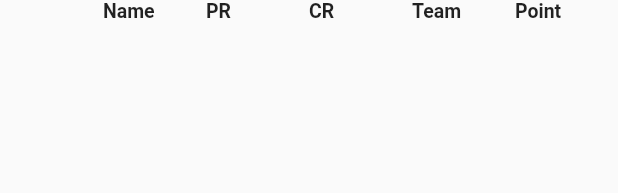
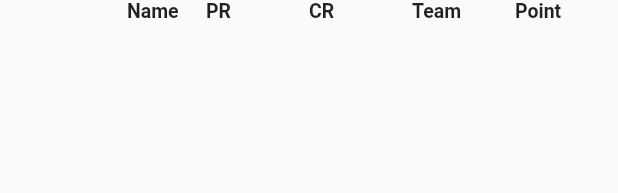
Before and after one commit to Dhana2513/team_builder, a Flutter app: the PlayerTable widget shown alone on an empty page, opened directly with empty values, on a phone screen of 412 x 824 dp. Shown: the top 193 px of the screen. Run offline on Flutter 3.47's test engine with Material 2 defaults, Android fonts, the phone set to English and light mode, and no system bars; our stand-ins replace cloud_firestore, firebase_core; accounts and stored records are empty.

Commit message:
adjusted alignment

```diff
--- a/lib/presentation/widgets/player_table.dart
+++ b/lib/presentation/widgets/player_table.dart
@@ -36,7 +36,11 @@ class _PlayerTableState extends State<PlayerTable> {
             padding: EdgeInsets.only(bottom: 24),
             child: Text(''),
           ),
-          Text('Name', style: textStyle.copyWith(fontWeight: FontWeight.w600)),
+          Padding(
+            padding: const EdgeInsets.symmetric(horizontal: 16.0),
+            child: Text('Name',
+                style: textStyle.copyWith(fontWeight: FontWeight.w600)),
+          ),
           Text('PR', style: textStyle.copyWith(fontWeight: FontWeight.w600)),
           Text('CR', style: textStyle.copyWith(fontWeight: FontWeight.w600)),
           if (widget.onPlayerUpdate != null) ...[
```
Also changed, not shown: lib/presentation/screens/match_teams_view_screen.dart (+11 -5 lines), lib/presentation/screens/validated_teams_screen.dart (+11 -5 lines).
